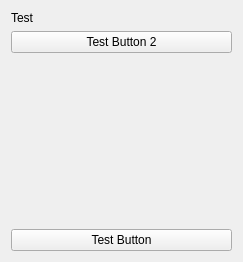
Qt form fe/main.ui (C-MILL/laser) before a commit.
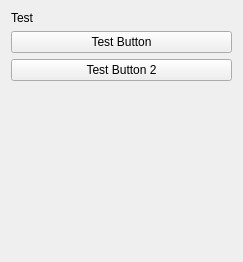
The same form after that commit.

Diff of the .ui file:
```diff
--- a/fe/main.ui
+++ b/fe/main.ui
@@ -23,6 +23,13 @@
        </property>
       </widget>
      </item>
+     <item>
+      <widget class="QPushButton" name="pushButton">
+       <property name="text">
+        <string>Test Button</string>
+       </property>
+      </widget>
+     </item>
      <item>
       <widget class="QPushButton" name="pushButton_2">
        <property name="text">
@@ -43,13 +50,6 @@
        </property>
       </spacer>
      </item>
-     <item>
-      <widget class="QPushButton" name="pushButton">
-       <property name="text">
-        <string>Test Button</string>
-       </property>
-      </widget>
-     </item>
     </layout>
    </item>
   </layout>
```
